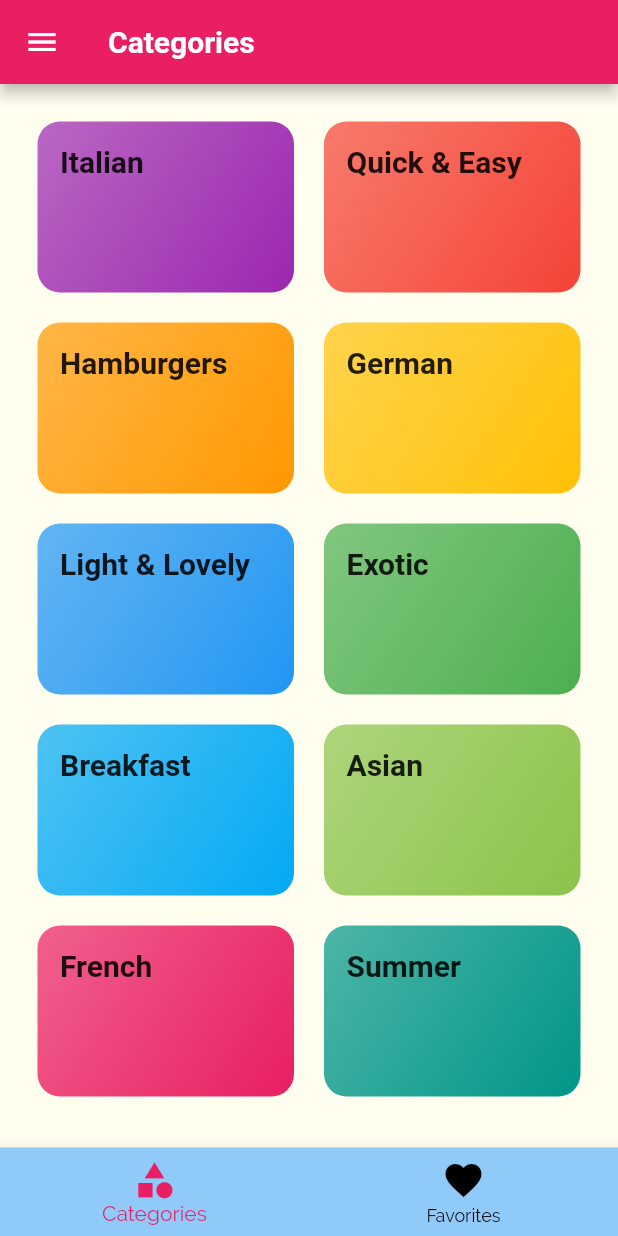
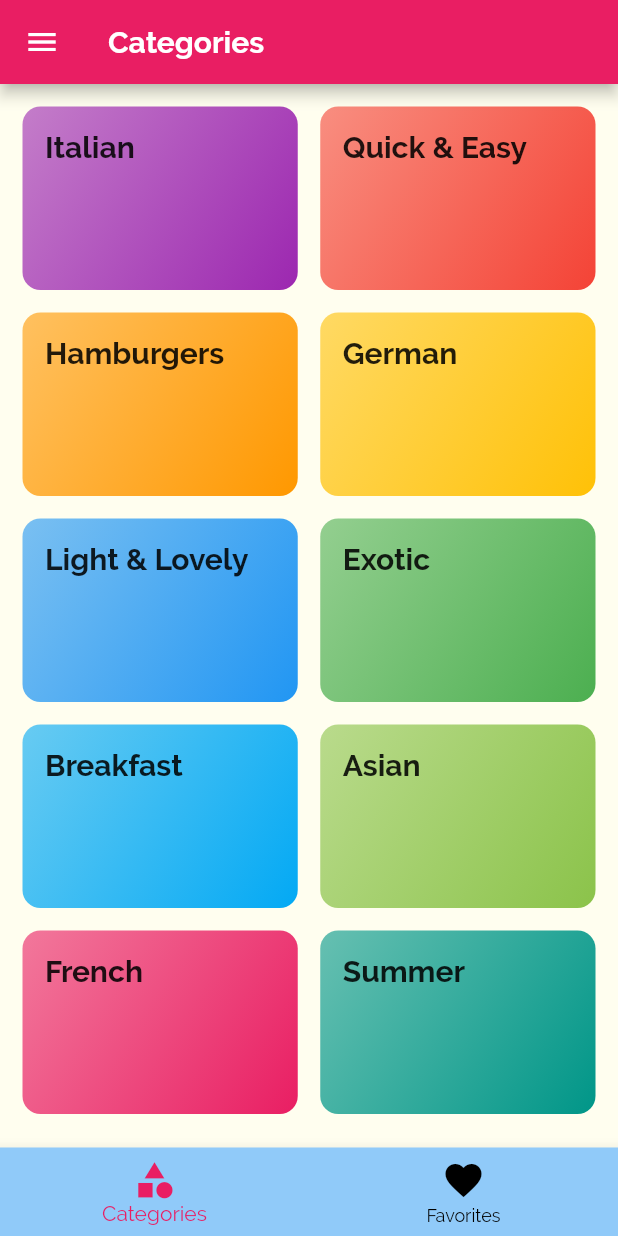
Before and after one commit to himanshu-thakur-7/meals, a Flutter app: the screen it shows after launch, on a phone screen of 412 x 824 dp. Run offline on Flutter 3.47's test engine with Material 2 defaults, Android fonts, the phone set to English and light mode, and no system bars.

Commit message:
Improve UI

```diff
--- a/meals_app/lib/dummy_data.dart
+++ b/meals_app/lib/dummy_data.dart
@@ -1,5 +1,4 @@
 import 'package:flutter/material.dart';
-
 import './models/category.dart';
 import './models/meal.dart';
 
--- a/meals_app/lib/main.dart
+++ b/meals_app/lib/main.dart
@@ -1,13 +1,10 @@
-//import 'dart:html';
-
 import 'package:flutter/material.dart';
 import './models/meal.dart';
 import './screens/filters.dart';
 import './screens/meals-details.dart';
 import './screens/tabs.dart';
+import './screens/categMeals.dart';
 import './dummy_data.dart';
-import './screens/categMeals.dart';
-//import './screens/categories.dart';
 
 void main() => runApp(MyApp());
 
@@ -72,7 +69,7 @@ class _MyAppState extends State<MyApp> {
       theme: ThemeData(
           primarySwatch: Colors.pink,
           accentColor: Colors.blue[200],
-          canvasColor: Color.fromRGBO(255, 254, 239, 1),
+          canvasColor: Color.fromRGBO(255, 254, 239, 1.0),
           fontFamily: 'Raleway',
           textTheme: ThemeData.light().textTheme.copyWith(
               bodyText1: TextStyle(color: Color.fromRGBO(20, 51, 51, 1)),
@@ -80,14 +77,13 @@ class _MyAppState extends State<MyApp> {
               headline6: TextStyle(
                   fontSize: 20,
                   fontWeight: FontWeight.bold,
-                  fontFamily: 'RobotoCondensed '))),
-      // home: CategoriesScreen(),
+                  fontFamily: 'Raleway'))),
       initialRoute: '/',
       routes: {
-        '/': (ctx) => TabsScreen(_favoriteMeals),
-        CategoryMeals.routeName: (ctx) => CategoryMeals(_availableMeals),
-        MealDetails.routename: (ctx) => MealDetails(_togglefav, isFavoriteMeal),
-        Filters.routeName: (ctx) => Filters(_setFilters, _filters),
+        '/': (context) => TabsScreen(_favoriteMeals),
+        CategoryMeals.routeName: (context) => CategoryMeals(_availableMeals),
+        MealDetails.routename: (context) => MealDetails(_togglefav, isFavoriteMeal),
+        Filters.routeName: (context) => Filters(_setFilters, _filters),
       },
       debugShowCheckedModeBanner: false,
     );
--- a/meals_app/lib/screens/categMeals.dart
+++ b/meals_app/lib/screens/categMeals.dart
@@ -1,16 +1,12 @@
 import 'package:flutter/material.dart';
 import '../models/meal.dart';
 import '../widgets/mealitem.dart';
-//import '../models/category.dart';
-//import '../dummy_data.dart';
 
 class CategoryMeals extends StatelessWidget {
   static const routeName = '/category-meals';
   final List<Meal> availableMeals;
   CategoryMeals(this.availableMeals);
-  // CategoryMeals(this.categoryTitle,this.id);
-  // final String categoryTitle;
-  // final String id;
+
   @override
   Widget build(BuildContext context) {
     final routeArgs =
--- a/meals_app/lib/screens/categories.dart
+++ b/meals_app/lib/screens/categories.dart
@@ -6,7 +6,7 @@ class CategoriesScreen extends StatelessWidget {
   @override
   Widget build(BuildContext context) {
     return GridView(
-      padding: const EdgeInsets.all(25),
+      padding: const EdgeInsets.all(15),
       children: DUMMY_CATEGORIES
           .map((categ) => CategoryItem(
                 color: categ.color,
@@ -17,8 +17,8 @@ class CategoriesScreen extends StatelessWidget {
       gridDelegate: SliverGridDelegateWithMaxCrossAxisExtent(
         maxCrossAxisExtent: 200,
         childAspectRatio: 3 / 2,
-        crossAxisSpacing: 20,
-        mainAxisSpacing: 20,
+        crossAxisSpacing: 15,
+        mainAxisSpacing: 15,
       ),
     );
   }
--- a/meals_app/lib/widgets/category_item.dart
+++ b/meals_app/lib/widgets/category_item.dart
@@ -6,6 +6,7 @@ class CategoryItem extends StatelessWidget {
   final String title;
   final Color color;
   final String id;
+
   @override
   Widget build(BuildContext context) {
     return InkWell(
@@ -26,11 +27,11 @@ class CategoryItem extends StatelessWidget {
           ),
           decoration: BoxDecoration(
             gradient: LinearGradient(
-              colors: [color.withOpacity(0.7), color],
+              colors: [color.withOpacity(0.6), color],
               begin: Alignment.topLeft,
               end: Alignment.bottomRight,
             ),
-            borderRadius: BorderRadius.circular(15),
+            borderRadius: BorderRadius.circular(12),
           )),
     );
   }
```
Also changed, not shown: meals_app/lib/widgets/mealitem.dart (+19 -16 lines).
